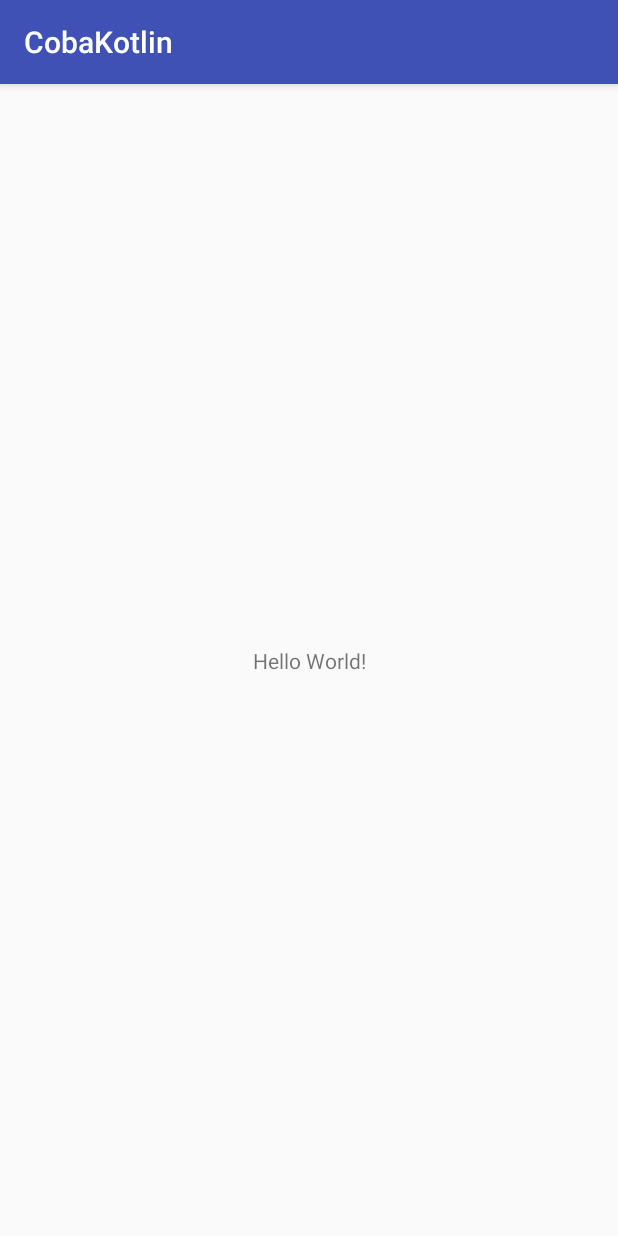
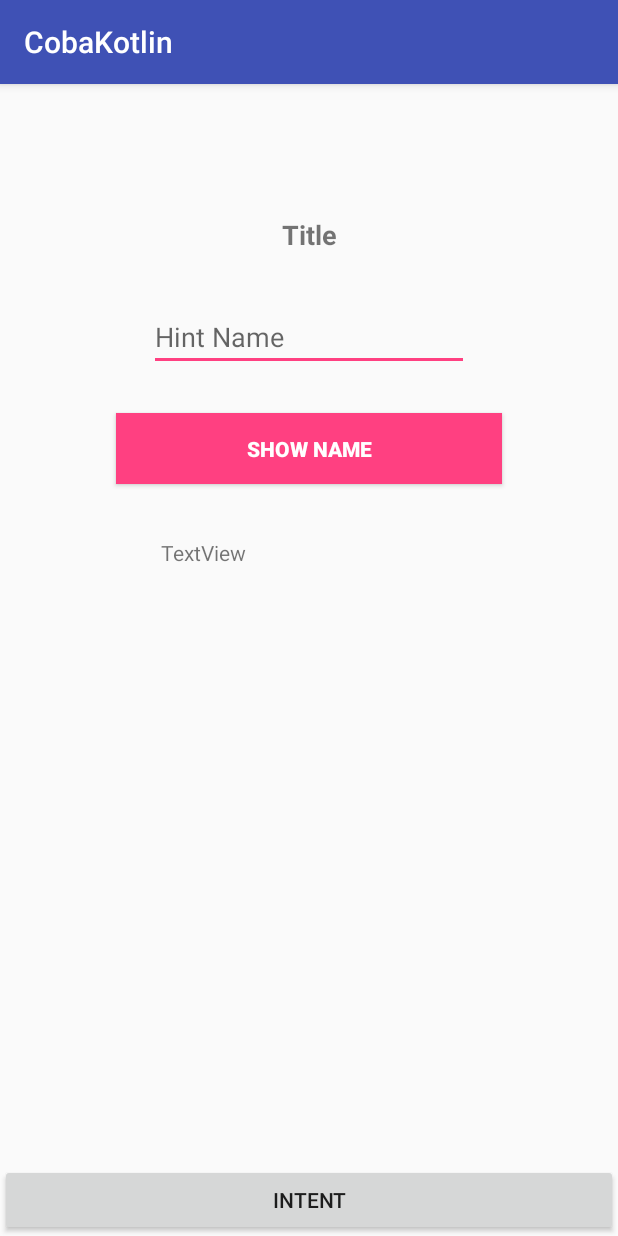
Before and after one commit to inyomanw/CobaKotlin, an Android app: the screen it shows after launch (MainActivity), on a phone screen of 412 x 824 dp. Run offline under Robolectric (Android 15) with nearby library versions, the phone set to English and light mode, and no system bars.

Commit message:
[nyoman] add Intent

```diff
--- a/app/build.gradle
+++ b/app/build.gradle
@@ -25,13 +25,13 @@ android {
         }
     }
 }
-ext{
+ext {
     supportVersion = '28.0.0'
 }
 
 dependencies {
     implementation fileTree(dir: 'libs', include: ['*.jar'])
-    implementation"org.jetbrains.kotlin:kotlin-stdlib-jdk7:$kotlin_version"
+    implementation "org.jetbrains.kotlin:kotlin-stdlib-jdk7:$kotlin_version"
 
     //Support Library
     implementation "com.android.support:appcompat-v7:$supportVersion"
--- a/app/src/main/AndroidManifest.xml
+++ b/app/src/main/AndroidManifest.xml
@@ -16,6 +16,7 @@
                 <category android:name="android.intent.category.LAUNCHER" />
             </intent-filter>
         </activity>
+        <activity android:name=".Main2Activity"></activity>
     </application>
 
 </manifest>
--- a/app/src/main/java/com/example/publikakun/cobakotlin/MainActivity.kt
+++ b/app/src/main/java/com/example/publikakun/cobakotlin/MainActivity.kt
@@ -1,12 +1,25 @@
 package com.example.publikakun.cobakotlin
 
+import android.content.Intent
 import android.support.v7.app.AppCompatActivity
 import android.os.Bundle
+import android.widget.Toast
+import com.example.publikakun.cobakotlin.utils.Constant
+import kotlinx.android.synthetic.main.activity_main.*
 
 class MainActivity : AppCompatActivity() {
 
     override fun onCreate(savedInstanceState: Bundle?) {
         super.onCreate(savedInstanceState)
         setContentView(R.layout.activity_main)
+
+        var text = enterNameEdt.text
+        showNameButton.setOnClickListener {
+            if (text.isEmpty()) resultTxt.text="Enter name" else resultTxt.text="Welcome $text"
+
+        }
+        btn_intent.setOnClickListener {
+            startActivity(Intent(this,Main2Activity::class.java))
+        }
     }
 }
--- /dev/null
+++ b/app/src/main/java/com/example/publikakun/cobakotlin/utils/Constant.kt
@@ -0,0 +1,5 @@
+package com.example.publikakun.cobakotlin.utils
+
+interface Constant {
+
+}
--- a/app/src/main/res/layout/activity_main.xml
+++ b/app/src/main/res/layout/activity_main.xml
@@ -7,12 +7,58 @@
     tools:context=".MainActivity">
 
     <TextView
+        android:id="@+id/textView"
+        android:layout_width="214dp"
+        android:layout_height="26dp"
+        android:text="Title"
+        android:textAlignment="center"
+        android:textSize="18sp"
+        android:textStyle="bold"
+        app:layout_constraintLeft_toLeftOf="parent"
+        app:layout_constraintRight_toRightOf="parent"
+        app:layout_constraintTop_toTopOf="parent"
+        android:layout_marginTop="88dp" />
+
+    <EditText
+        android:id="@+id/enterNameEdt"
         android:layout_width="wrap_content"
         android:layout_height="wrap_content"
-        android:text="Hello World!"
-        app:layout_constraintBottom_toBottomOf="parent"
+        android:layout_marginTop="32dp"
+        android:ems="10"
+        android:hint="Hint Name"
+        android:inputType="textPersonName"
         app:layout_constraintLeft_toLeftOf="parent"
         app:layout_constraintRight_toRightOf="parent"
-        app:layout_constraintTop_toTopOf="parent" />
+        app:layout_constraintTop_toBottomOf="@+id/textView" />
+
+    <Button
+        android:id="@+id/showNameButton"
+        android:layout_width="257dp"
+        android:layout_height="47dp"
+        android:layout_marginTop="28dp"
+        android:background="@color/colorAccent"
+        android:text="Show Name"
+        android:textColor="@android:color/white"
+        android:textStyle="bold"
+        app:layout_constraintHorizontal_bias="0.498"
+        app:layout_constraintLeft_toLeftOf="parent"
+        app:layout_constraintRight_toRightOf="parent"
+        app:layout_constraintTop_toBottomOf="@+id/enterNameEdt" />
+
+    <TextView
+        android:id="@+id/resultTxt"
+        android:layout_width="197dp"
+        android:layout_height="20dp"
+        android:layout_marginTop="36dp"
+        android:text="TextView"
+        app:layout_constraintLeft_toLeftOf="parent"
+        app:layout_constraintRight_toRightOf="parent"
+        app:layout_constraintTop_toBottomOf="@+id/showNameButton" />
+    <Button
+        android:id="@+id/btn_intent"
+        android:layout_width="match_parent"
+        android:layout_height="wrap_content"
+        android:text="Intent"
+        app:layout_constraintBottom_toBottomOf="parent"/>
 
 </android.support.constraint.ConstraintLayout>
```
Also changed, not shown: app/src/main/java/com/example/publikakun/cobakotlin/Main2Activity.kt (added, +12 -0 lines), app/src/main/res/layout/activity_main2.xml (added, +25 -0 lines).
